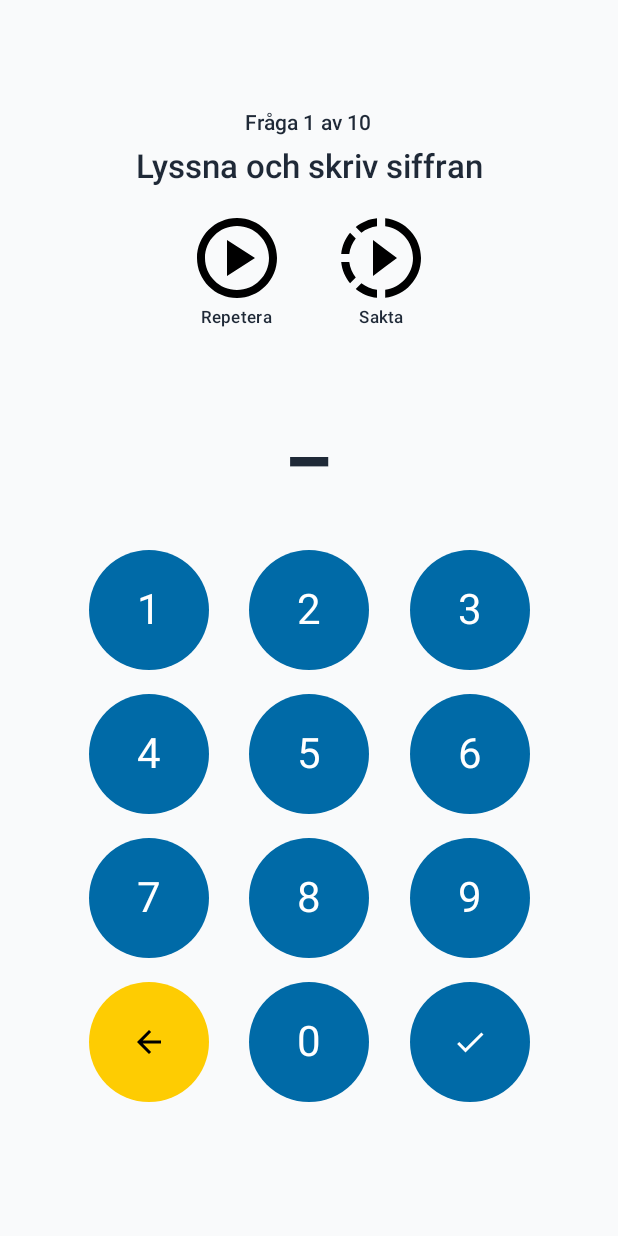
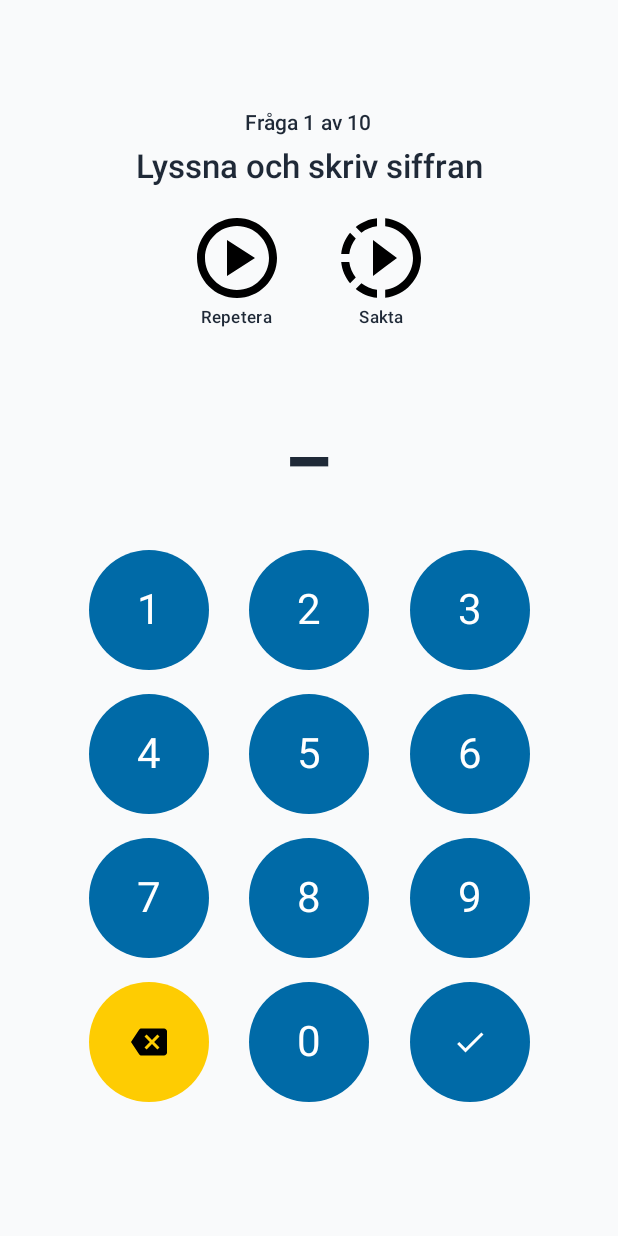
Before and after one commit to SergeyVlSorokin/Siffermastare, an Android app built with Jetpack Compose: the screen it shows after launch (MainActivity), after a tap on "Numbers 0-20", on a phone screen of 412 x 824 dp. Run offline under Robolectric (Android 15) with nearby library versions, the phone set to English and light mode, and no system bars; our stand-ins replace Room's generated code.

Commit message:
Proper backspace icon

```diff
--- a/app/src/main/java/com/siffermastare/ui/components/Numpad.kt
+++ b/app/src/main/java/com/siffermastare/ui/components/Numpad.kt
@@ -9,6 +9,7 @@ import androidx.compose.foundation.layout.height
 import androidx.compose.foundation.layout.padding
 import androidx.compose.foundation.layout.size
 import androidx.compose.material.icons.Icons
+import androidx.compose.material.icons.automirrored.filled.Backspace
 import androidx.compose.material.icons.filled.ArrowBack
 import androidx.compose.material.icons.filled.Check
 import androidx.compose.material3.Button
@@ -92,7 +93,7 @@ fun Numpad(
                 )
             ) {
                 Icon(
-                    imageVector = Icons.Default.ArrowBack,
+                    imageVector = androidx.compose.material.icons.Icons.AutoMirrored.Filled.Backspace,
                     contentDescription = "Backspace"
                 )
             }
```
Also changed, not shown: 1 other file.
